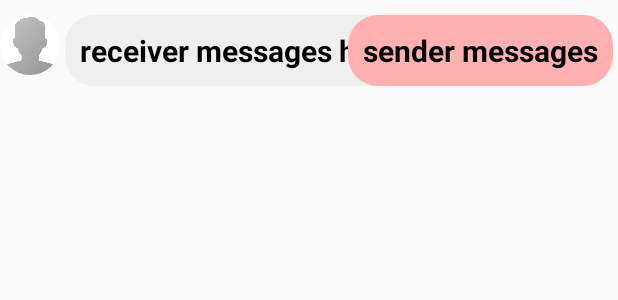
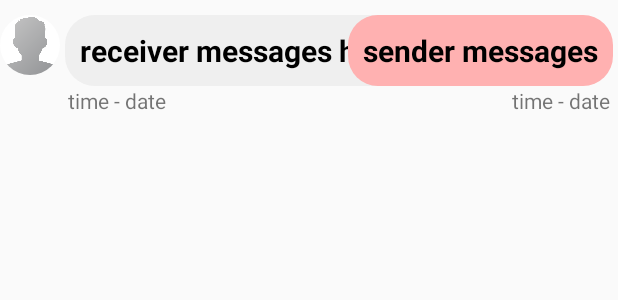
Before and after one commit to gauravraj0510/PopChat, an Android app: the layout custom_messages_layout.xml on its own in the app's theme, with its tools: preview values and no code run, on a phone screen of 412 x 824 dp. Shown: the top 300 px of the screen. Run offline under Robolectric (Android 15) with nearby library versions, the phone set to English and light mode, and no system bars.

Commit message:
date time of messages sent displayed

```diff
--- a/app/src/main/res/layout/custom_messages_layout.xml
+++ b/app/src/main/res/layout/custom_messages_layout.xml
@@ -28,6 +28,23 @@
         android:textColor="@android:color/black"
         />
 
+    <ImageView
+        android:id="@+id/message_sender_image_view"
+        android:layout_width="150dp"
+        android:layout_height="150dp"
+        android:layout_alignParentEnd="true"
+        android:layout_margin="5dp"
+        android:scaleType="centerCrop"
+        />
+
+    <ImageView
+        android:id="@+id/message_receiver_image_view"
+        android:layout_width="150dp"
+        android:layout_height="150dp"
+        android:layout_alignParentStart="true"
+        android:layout_margin="5dp"
+        android:scaleType="centerCrop"
+        />
 
 
 
@@ -48,4 +65,24 @@
         android:textColor="@android:color/black"
         />
 
+    <TextView
+        android:id="@+id/receiver_date_time"
+        android:layout_width="wrap_content"
+        android:layout_height="wrap_content"
+        android:layout_below="@+id/receiver_message_text"
+        android:layout_marginStart="5dp"
+        android:layout_marginTop="0dp"
+        android:layout_toEndOf="@+id/message_profile_image"
+        android:text="time - date" />
+
+    <TextView
+        android:id="@+id/sender_date_time"
+        android:layout_width="wrap_content"
+        android:layout_height="wrap_content"
+        android:layout_below="@+id/sender_messsage_text"
+        android:layout_alignParentEnd="true"
+        android:layout_marginTop="0dp"
+        android:layout_marginEnd="5dp"
+        android:text="time - date" />
+
 </RelativeLayout>
```
Also changed, not shown: app/src/main/java/com/example/popchat/ChatActivity.java (+21 -2 lines), app/src/main/java/com/example/popchat/MessageAdapter.java (+20 -5 lines), app/src/main/java/com/example/popchat/Messages.java (+47 -2 lines), app/src/main/res/layout/activity_chat.xml (+10 -2 lines), app/src/main/res/drawable/file.png (added), app/src/main/res/drawable/send_files.png (added).
